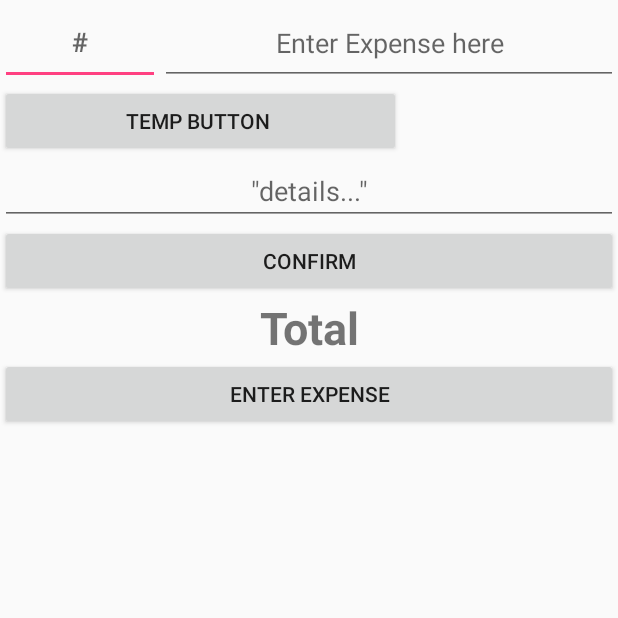
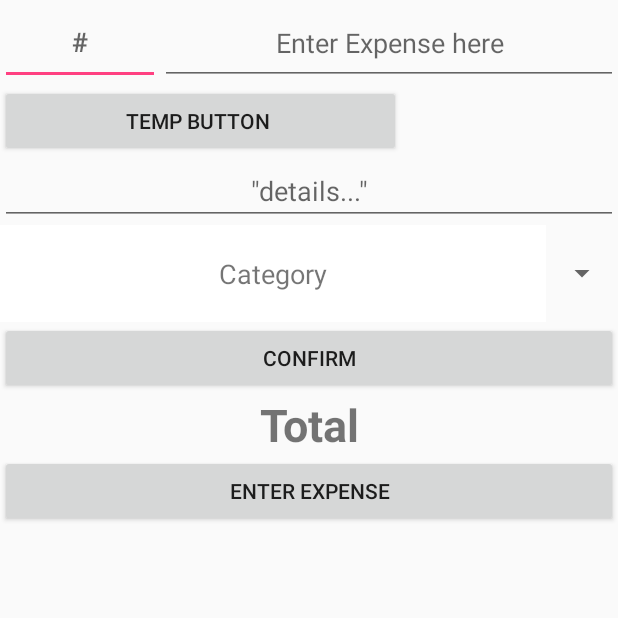
Before and after one commit to sobotadom/Enactus, an Android app: the Expense screen opened directly, with no data from a screen before it, on a phone screen of 412 x 824 dp, the top half of it. Run offline under Robolectric (Android 15) with nearby library versions, the phone set to English and light mode, and no system bars.

Commit message:
-I have the tuples adding up in the array list but im stil working on being able to remove it as well when the user changes their mind

```diff
--- a/app/src/main/java/enactus/budget/enactus/Expense.java
+++ b/app/src/main/java/enactus/budget/enactus/Expense.java
@@ -30,6 +30,7 @@ import org.javatuples.Quintet;
 import org.w3c.dom.Text;
 
 import java.util.ArrayList;
+import java.util.Calendar;
 import java.util.Date;
 
 /**
@@ -38,24 +39,26 @@ import java.util.Date;
 
 public class Expense  extends Activity{
     private double taxRate = 1.13;
-    private String expenseStr, category ;
+    private String expenseStr, category, comment;
     private double subtotal, expense , total;
-    private ArrayList<Quintet> tuples;
-    private int number;
+    private ArrayList<Quintet<Date,Double,Integer,String,String>> tuples;
+    private int number, finalindex;
     @Override
     public void onCreate(Bundle savedInstanceState){
 
-
+        tuples = new ArrayList<>();
         //Set   up window
         super.onCreate(savedInstanceState);
         setContentView(R.layout.expense);
         expense = 0;
         total = 0;
+        finalindex = 0;
+
 
         //Configure drop down menu for categories
         //final Spinner spinner =  findViewById(R.id.spinner);
 
-        String[] categories = new String[]{
+        final String[] categories = new String[]{
                 "Category",
                 "Cat1",
                 "Cat2",
@@ -92,9 +95,28 @@ public class Expense  extends Activity{
                 return view;
             }
         };
+        final Spinner spin = findViewById(R.id.spinner);
+        spin.setAdapter(adapter);
 
-        //adapter.setDropDownViewResource(R.layout.spinner_item);
-        //spinner.setAdapter(adapter);
+        spin.setOnItemSelectedListener(new AdapterView.OnItemSelectedListener() {
+            @Override
+            public void onItemSelected(AdapterView<?> parent, View view, int position, long id) {
+                String selectedItemText = (String) parent.getItemAtPosition(position);
+                // If user change the default selection
+                // First item is disable and it is used for hint
+                if(position > 0){
+                    // Notify the selected item text
+                    category = spin.getSelectedItem().toString();
+                }
+            }
+
+            @Override
+            public void onNothingSelected(AdapterView<?> parent) {
+
+            }
+        });
+        adapter.setDropDownViewResource(R.layout.spinner_item);
+
 
 
         /*
@@ -109,7 +131,7 @@ public class Expense  extends Activity{
         final TextView expenseoutput = findViewById(R.id.expenseoutput);
         final EditText expenseinput = findViewById(R.id.expenseinput);
         final EditText num = findViewById(R.id.num);
-
+        final EditText commented = findViewById(R.id.com);
 
 
 
@@ -149,6 +171,10 @@ public class Expense  extends Activity{
                 final TableLayout entries = findViewById(R.id.entries);
                 final TableRow newEntry = new TableRow(btnconfirm.getContext());
 
+               // TextView entryNumber = new TextView(btnconfirm.getContext());
+               // entryNumber.setText(finalindex);
+               // newEntry.addView(entryNumber);
+               // finalindex++;
 
                 //show sub total
                 TextView txt = new TextView(btnconfirm.getContext());
@@ -164,61 +190,61 @@ public class Expense  extends Activity{
 
 
                 //set up subtotal category selection
-                Spinner newspin = new Spinner(btnconfirm.getContext());
-                newspin.setAdapter(adapter);
-                newEntry.addView(newspin);
-                newspin.setOnItemSelectedListener(new AdapterView.OnItemSelectedListener() {
-                    @Override
-                    public void onItemSelected(AdapterView<?> parent, View view, int position, long id) {
-                        String selectedItemText = (String) parent.getItemAtPosition(position);
-                        // If user change the default selection
-                        // First item is disable and it is used for hint
-                        if(position > 0){
-                            // Notify the selected item text
+                TextView newCat = new TextView(btnconfirm.getContext());
+                newCat.setText(category);
+                newEntry.addView(newCat);
 
-                        }
-                    }
-
-                    @Override
-                    public void onNothingSelected(AdapterView<?> parent) {
-
-                    }
-                });
 
 
 
                 //remove button
                 final Button newremove = new Button(btnconfirm.getContext());
+                newEntry.addView(newremove);
                 newremove.setText("X");
                 newremove.setOnClickListener(new View.OnClickListener() {
                     @Override
                     public void onClick(View v) {
+                        Log.i("REMOVE", "REMOVING ENTRY FROM LIST AND RESET");
+
                         entries.removeView(newEntry);
                         TextView temp = (TextView) newEntry.getChildAt(1);
                         String str1 = temp.getText().toString().substring(1);
                         total -= Double.parseDouble(str1);
                         TextView totaltext = findViewById(R.id.total);
                         totaltext.setText("Total: $" + total);
+                        expense = 0.0;
+                        subtotal = 0.0;
 
 
-                        expense = 0.0;
-                        subtotal = 0.0;
+
+
+
+                        //get the index of entry to remove it from the tuples list
+
+                        /*************
+                         *
+                         *
+                         * IM STILL FIGURING OUT THE REMOVING ENTRY FROM TUPLE LIST WHEN REMOVE IS PRESSED
+                         *
+                         */
+                        //TableRow thisEntry = (TableRow) newremove.getParent();
+                        //int index = entries.indexOfChild(thisEntry);
+
+                        //Log.i("REMOVE", "REMOVING ENTRY AT INDEX " + index );
+                       // tuples.remove(index);
                     }
                 });
-                newEntry.addView(newremove);
+
+
+
+
 
                 entries.addView(newEntry);
 
                 total += subtotal;
-                //clear out previous
-                num.setText("");
-                expenseinput.setText("");
-                expenseoutput.setText("");
-                expense = 0.0;
-                subtotal = 0.0;
 
-                TextView totalstr = findViewById(R.id.total);
-                totalstr.setText("Total: $" + total);
+
+
 
                 /***
                  *
@@ -228,22 +254,63 @@ public class Expense  extends Activity{
                  *
                  *
                  */
-                Quintet<Date, Double, Integer, String, String> tuple;
-                /********
-                 *
-                 * testing commiting from my laptop
-                 *
-                 *
-                 */
+                Date currentDay = Calendar.getInstance().getTime();
+                comment = commented.getText().toString();
+
+                Quintet<Date, Double, Integer, String, String> tuple = new Quintet<>(currentDay,expense,number,category,comment);
+                tuples.add(tuple);
+                Log.i("TUPLES", "ADDED NEW TUPLE IN EXPENSE.JAVA < " + currentDay + " " +  expense + " " + number + " " + category + " " + comment + " >");
+
+
+
+                /////////////////////////////////////////////////////////////////////
+                //clear out previous
+                num.setText("");
+                expenseinput.setText("");
+                expenseoutput.setText("");
+                commented.setText("");
+                spin.setAdapter(null);
+                spin.setAdapter(adapter);
+
+                expense = 0.0;
+                subtotal = 0.0;
+
+                TextView totalstr = findViewById(R.id.total);
+                totalstr.setText("Total: $" + total);
+
+
+
+
+
+
+
+
+
+
             }
         });
 
 
-/*
+
         btnenter.setOnClickListener(new View.OnClickListener() {
             @Override
             public void onClick(View v) {
 
+                /***
+                 *
+                 *
+                 * HERE IS WHERE THE USER WILL CONFIRM THEIR ENTRIES, FROM HERE YOU CAN UPDATE THE DATABASE
+                 *
+                 *
+                 */
+
+
+
+
+
+
+
+                /*
                 //ensure a category is seleceted
                 if ((!spinner.getSelectedItem().toString().equals("Select a category..."))
                        && (expense != 0)){
@@ -282,11 +349,12 @@ public class Expense  extends Activity{
                     alert11.show();
 
                 }
+                */
 
             }
         });
 
-        */
+
     }
 
 
--- a/app/src/main/res/layout/expense.xml
+++ b/app/src/main/res/layout/expense.xml
@@ -66,7 +66,7 @@
         </LinearLayout>
 
         <EditText
-            android:id="@+id/editText3"
+            android:id="@+id/com"
             android:layout_width="match_parent"
             android:layout_height="wrap_content"
             android:layout_weight="1"
@@ -74,6 +74,12 @@
             android:hint='"details..."'
             android:inputType="textPersonName"
             android:textAlignment="center" />
+
+        <Spinner
+            android:id="@+id/spinner"
+            android:layout_width="match_parent"
+            android:layout_height="wrap_content"
+            android:layout_weight="1" />
 
         <Button
             android:id="@+id/btnconfirm"
```
